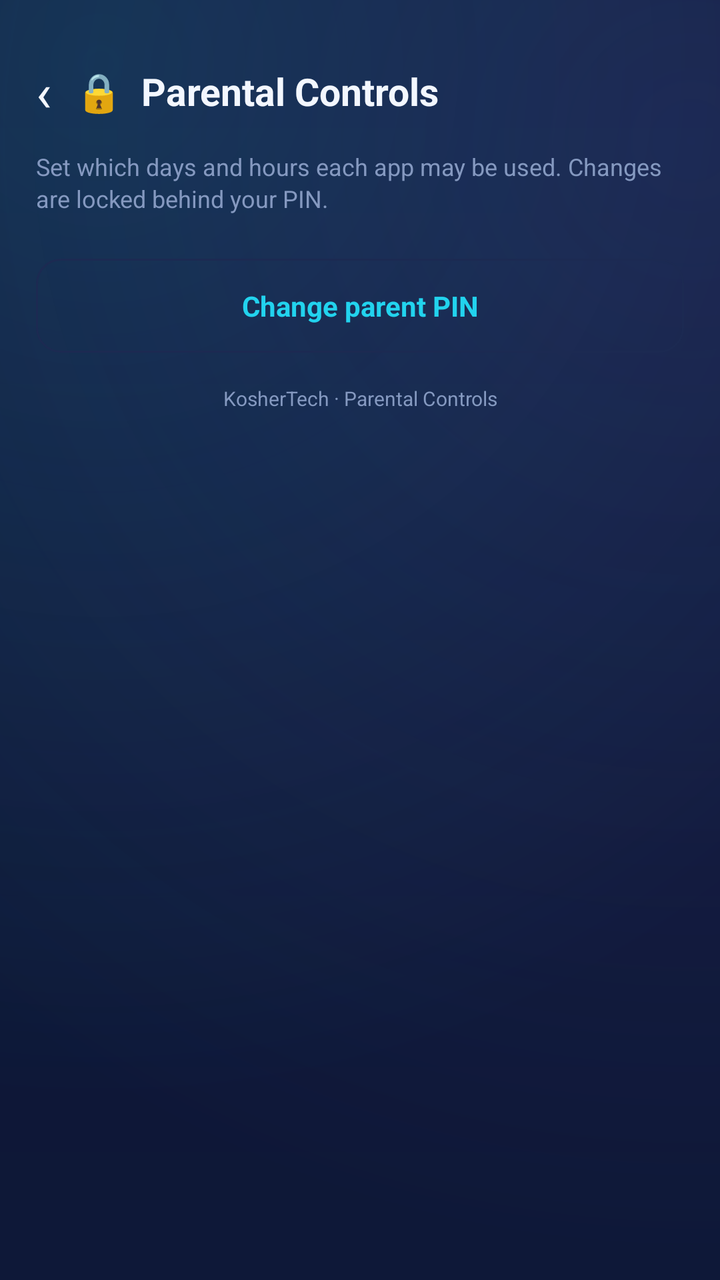
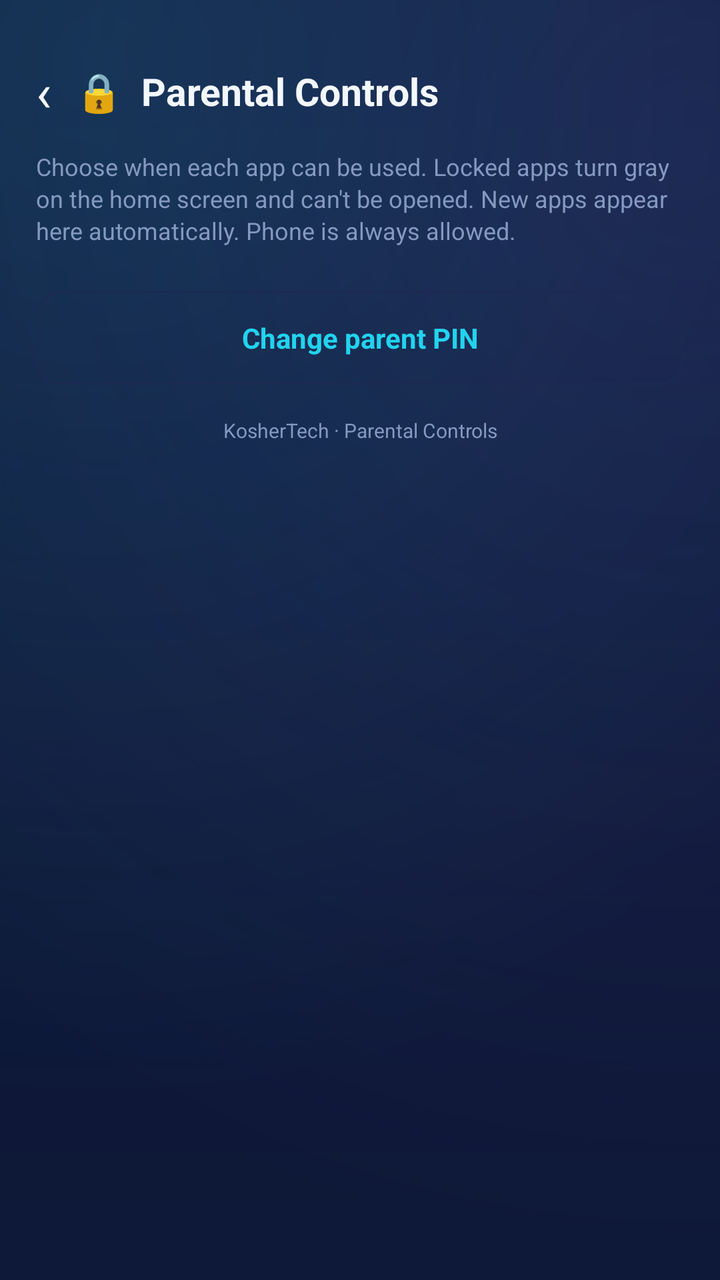

Compare the two renders of this Android layout. The source of the first and the diff that turns it into the second are given below.
<!-- AndroidManifest.xml: application theme Theme.KosherTechHub -->
<!-- res/layout/activity_parental.xml -->
<?xml version="1.0" encoding="utf-8"?>
<ScrollView xmlns:android="http://schemas.android.com/apk/res/android"
    xmlns:app="http://schemas.android.com/apk/res-auto"
    android:layout_width="match_parent" android:layout_height="match_parent"
    android:background="@drawable/bg_root" android:fillViewport="true">
    <LinearLayout android:layout_width="match_parent" android:layout_height="wrap_content"
        android:orientation="vertical" android:padding="18dp">

        <LinearLayout android:layout_width="wrap_content" android:layout_height="wrap_content"
            android:orientation="horizontal" android:gravity="center_vertical" android:layout_marginTop="10dp">
            <TextView android:id="@+id/backBtn" android:layout_width="wrap_content" android:layout_height="wrap_content"
                android:text="‹" android:textColor="@color/white" android:textSize="26sp" android:paddingEnd="12dp" android:clickable="true" android:focusable="true"/>
            <TextView android:layout_width="wrap_content" android:layout_height="wrap_content"
                android:text="🔒  Parental Controls" android:textColor="@color/white" android:textStyle="bold" android:textSize="19sp"/>
        </LinearLayout>

        <TextView android:layout_width="match_parent" android:layout_height="wrap_content"
            android:text="Set which days and hours each app may be used. Changes are locked behind your PIN."
            android:textColor="@color/muted" android:textSize="12sp" android:layout_marginTop="12dp" android:lineSpacingExtra="2dp"/>

        <LinearLayout android:id="@+id/parentalCards" android:layout_width="match_parent" android:layout_height="wrap_content"
            android:orientation="vertical" android:layout_marginTop="6dp"/>

        <TextView android:id="@+id/changePin" android:layout_width="match_parent" android:layout_height="wrap_content"
            android:text="Change parent PIN" android:gravity="center" android:textColor="@color/cyan" android:textStyle="bold"
            android:textSize="14sp" android:paddingVertical="14dp" android:background="@drawable/bg_ghost"
            android:layout_marginTop="16dp" android:clickable="true" android:focusable="true"/>

        <TextView android:layout_width="match_parent" android:layout_height="wrap_content" android:text="KosherTech · Parental Controls"
            android:textColor="@color/muted" android:textSize="10sp" android:gravity="center" android:layout_marginTop="16dp"/>
    </LinearLayout>
</ScrollView>
<!-- resources referenced by this layout -->
<resources>
  <color name="cyan">#22D3EE</color>
  <color name="muted">#8599C0</color>
  <color name="white">#F3F7FF</color>
  <!-- drawable bg_ghost (drawable) -->
  <?xml version="1.0" encoding="utf-8"?>
  <shape xmlns:android="http://schemas.android.com/apk/res/android" android:shape="rectangle">
      <solid android:color="#00000000"/>
      <stroke android:width="1dp" android:color="@color/line"/>
      <corners android:radius="12dp"/>
  </shape>
  <!-- drawable bg_root (drawable) -->
  <?xml version="1.0" encoding="utf-8"?>
  <layer-list xmlns:android="http://schemas.android.com/apk/res/android">
      
      <item>
          <shape android:shape="rectangle">
              <gradient android:startColor="#0B1330" android:endColor="#0E1838" android:angle="270"/>
          </shape>
      </item>
      
      <item>
          <shape android:shape="rectangle">
              <gradient
                  android:type="radial"
                  android:gradientRadius="520dp"
                  android:centerX="0.14" android:centerY="0.05"
                  android:startColor="#2822D3EE" android:endColor="#0022D3EE"/>
          </shape>
      </item>
      
      <item>
          <shape android:shape="rectangle">
              <gradient
                  android:type="radial"
                  android:gradientRadius="560dp"
                  android:centerX="0.96" android:centerY="0.11"
                  android:startColor="#286F5BD0" android:endColor="#006F5BD0"/>
          </shape>
      </item>
  </layer-list>
  <style name="Theme.KosherTechHub" parent="Theme.MaterialComponents.DayNight.NoActionBar">
          <item name="android:windowBackground">@drawable/bg_root</item>
          <item name="colorPrimary">@color/cyan</item>
          <item name="colorOnPrimary">@color/black</item>
          <item name="colorAccent">@color/cyan</item>
      </style>
  <color name="line">#1C2A52</color>
  <color name="black">#000000</color>
</resources>

<!-- the commit's change to res/layout/activity_parental.xml (unified diff, before → after) -->
@@ -15,7 +15,7 @@
         </LinearLayout>
 
         <TextView android:layout_width="match_parent" android:layout_height="wrap_content"
-            android:text="Set which days and hours each app may be used. Changes are locked behind your PIN."
+            android:text="Choose when each app can be used. Locked apps turn gray on the home screen and can\'t be opened. New apps appear here automatically. Phone is always allowed."
             android:textColor="@color/muted" android:textSize="12sp" android:layout_marginTop="12dp" android:lineSpacingExtra="2dp"/>
 
         <LinearLayout android:id="@+id/parentalCards" android:layout_width="match_parent" android:layout_height="wrap_content"
